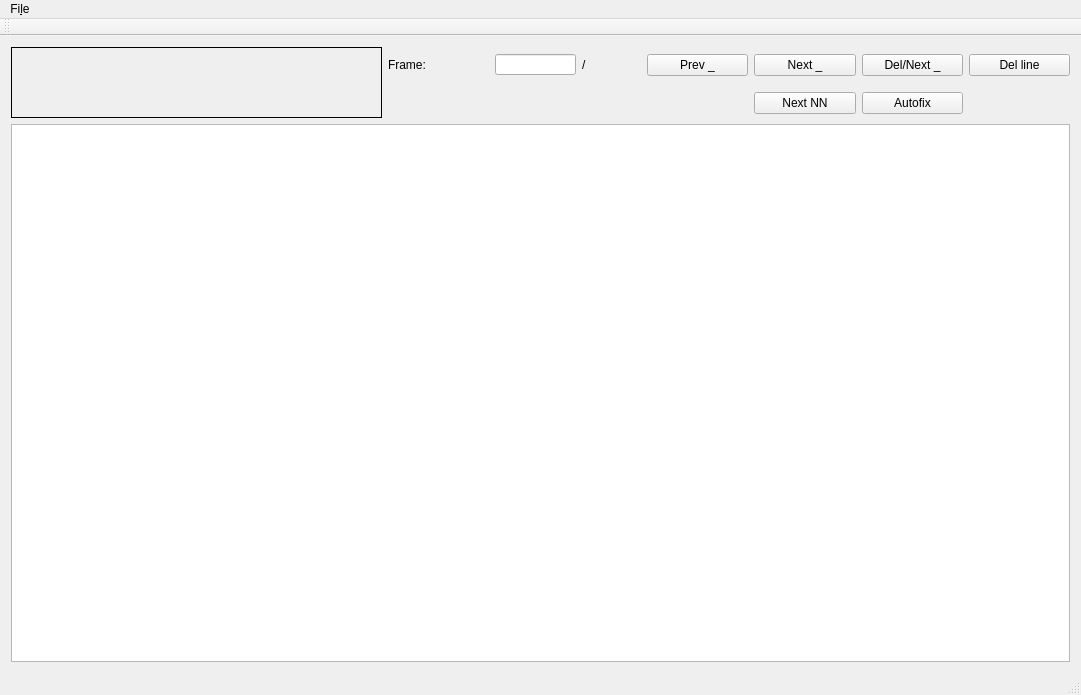
Old version of the form mainwindow.ui in the repository alesanmanoweb/SpaceXocr.
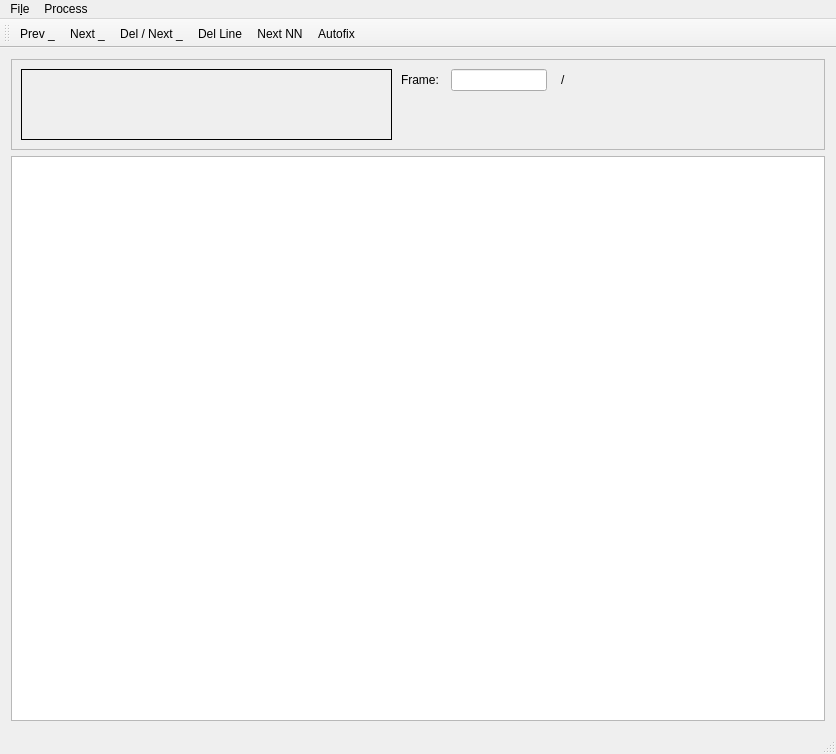
New version of the form. Custom widgets are drawn as their Qt base class.

Commit message: Converted push buttons into Qt Actions and enabled a layout manager

```diff
--- a/mainwindow.ui
+++ b/mainwindow.ui
@@ -6,8 +6,8 @@
    <rect>
     <x>0</x>
     <y>0</y>
-    <width>1081</width>
-    <height>695</height>
+    <width>836</width>
+    <height>754</height>
    </rect>
   </property>
   <property name="windowTitle">
@@ -15,113 +15,123 @@
   </property>
   <widget class="QWidget" name="centralWidget">
    <layout class="QGridLayout" name="gridLayout">
-    <item row="0" column="0" rowspan="2">
-     <widget class="QLabel" name="label">
+    <item row="0" column="0">
+     <widget class="QFrame" name="frame">
       <property name="minimumSize">
        <size>
-        <width>371</width>
-        <height>71</height>
-       </size>
-      </property>
-      <property name="maximumSize">
-       <size>
-        <width>371</width>
-        <height>71</height>
+        <width>661</width>
+        <height>91</height>
        </size>
       </property>
       <property name="frameShape">
-       <enum>QFrame::Box</enum>
+       <enum>QFrame::StyledPanel</enum>
       </property>
-      <property name="text">
-       <string/>
+      <property name="frameShadow">
+       <enum>QFrame::Raised</enum>
       </property>
-     </widget>
-    </item>
-    <item row="0" column="1">
      <widget class="QLabel" name="labelFrame">
+       <property name="geometry">
+        <rect>
+         <x>390</x>
+         <y>10</y>
+         <width>43</width>
+         <height>21</height>
+        </rect>
+       </property>
+       <property name="minimumSize">
+        <size>
+         <width>43</width>
+         <height>21</height>
+        </size>
+       </property>
+       <property name="maximumSize">
+        <size>
+         <width>43</width>
+         <height>21</height>
+        </size>
+       </property>
       <property name="text">
        <string>Frame:</string>
       </property>
      </widget>
-    </item>
-    <item row="0" column="2">
      <widget class="QLineEdit" name="textLineN">
+       <property name="geometry">
+        <rect>
+         <x>440</x>
+         <y>10</y>
+         <width>96</width>
+         <height>22</height>
+        </rect>
+       </property>
       <property name="minimumSize">
        <size>
-        <width>81</width>
-        <height>21</height>
+         <width>96</width>
+         <height>22</height>
        </size>
       </property>
       <property name="maximumSize">
        <size>
-        <width>81</width>
-        <height>21</height>
+         <width>96</width>
+         <height>22</height>
        </size>
       </property>
      </widget>
-    </item>
-    <item row="0" column="3">
      <widget class="QLabel" name="labelTotFrames">
+       <property name="geometry">
+        <rect>
+         <x>550</x>
+         <y>10</y>
+         <width>96</width>
+         <height>22</height>
+        </rect>
+       </property>
       <property name="minimumSize">
        <size>
-        <width>59</width>
-        <height>18</height>
+         <width>96</width>
+         <height>22</height>
        </size>
       </property>
       <property name="maximumSize">
        <size>
-        <width>59</width>
-        <height>18</height>
+         <width>96</width>
+         <height>22</height>
        </size>
       </property>
       <property name="text">
        <string>/</string>
       </property>
      </widget>
-    </item>
-    <item row="0" column="4">
-     <widget class="QPushButton" name="btPrev">
-      <property name="text">
-       <string>Prev _</string>
-      </property>
-     </widget>
-    </item>
-    <item row="0" column="5">
-     <widget class="QPushButton" name="btNext">
-      <property name="text">
-       <string>Next _</string>
-      </property>
-     </widget>
-    </item>
-    <item row="0" column="6">
-     <widget class="QPushButton" name="btDelNext">
-      <property name="text">
-       <string>Del/Next _</string>
-      </property>
-     </widget>
-    </item>
-    <item row="0" column="7">
-     <widget class="QPushButton" name="btDelLine">
-      <property name="text">
-       <string>Del line</string>
-      </property>
-     </widget>
-    </item>
-    <item row="1" column="5">
-     <widget class="QPushButton" name="btNextNN">
+      <widget class="QLabel" name="label">
+       <property name="geometry">
+        <rect>
+         <x>10</x>
+         <y>10</y>
+         <width>371</width>
+         <height>71</height>
+        </rect>
+       </property>
+       <property name="minimumSize">
+        <size>
+         <width>371</width>
+         <height>71</height>
+        </size>
+       </property>
+       <property name="maximumSize">
+        <size>
+         <width>371</width>
+         <height>71</height>
+        </size>
+       </property>
+       <property name="frameShape">
+        <enum>QFrame::Box</enum>
+       </property>
       <property name="text">
-       <string>Next NN</string>
-      </property>
-     </widget>
-    </item>
-    <item row="1" column="6">
-     <widget class="QPushButton" name="btAutoFix">
-      <property name="text">
-       <string>Autofix</string>
-      </property>
+        <string/>
+       </property>
+      </widget>
      </widget>
     </item>
-    <item row="2" column="0" colspan="8">
+    <item row="1" column="0">
      <widget class="SXOQPlainText" name="plainTextEdit">
       <property name="overwriteMode">
        <bool>false</bool>
@@ -138,7 +148,7 @@
     <rect>
      <x>0</x>
      <y>0</y>
-     <width>1081</width>
+     <width>836</width>
      <height>30</height>
     </rect>
    </property>
@@ -150,7 +160,19 @@
     <addaction name="actionSave"/>
     <addaction name="actionQuit"/>
    </widget>
+   <widget class="QMenu" name="menuProcess">
+    <property name="title">
+     <string>Process</string>
+    </property>
+    <addaction name="actionPrev"/>
+    <addaction name="actionNext"/>
+    <addaction name="actionDel_Next"/>
+    <addaction name="actionDel_Line"/>
+    <addaction name="actionNext_NN"/>
+    <addaction name="actionAutofix"/>
+   </widget>
    <addaction name="menuFile"/>
+   <addaction name="menuProcess"/>
   </widget>
   <widget class="QToolBar" name="mainToolBar">
    <attribute name="toolBarArea">
@@ -159,6 +181,12 @@
    <attribute name="toolBarBreak">
     <bool>false</bool>
    </attribute>
+   <addaction name="actionPrev"/>
+   <addaction name="actionNext"/>
+   <addaction name="actionDel_Next"/>
+   <addaction name="actionDel_Line"/>
+   <addaction name="actionNext_NN"/>
+   <addaction name="actionAutofix"/>
   </widget>
   <widget class="QStatusBar" name="statusBar"/>
   <action name="actionOpen">
@@ -176,6 +204,41 @@
     <string>&amp;Quit</string>
    </property>
   </action>
+  <action name="actionExport">
+   <property name="text">
+    <string>Export</string>
+   </property>
+  </action>
+  <action name="actionPrev">
+   <property name="text">
+    <string>Prev _</string>
+   </property>
+  </action>
+  <action name="actionNext">
+   <property name="text">
+    <string>Next _</string>
+   </property>
+  </action>
+  <action name="actionDel_Next">
+   <property name="text">
+    <string>Del / Next _</string>
+   </property>
+  </action>
+  <action name="actionDel_Line">
+   <property name="text">
+    <string>Del Line</string>
+   </property>
+  </action>
+  <action name="actionNext_NN">
+   <property name="text">
+    <string>Next NN</string>
+   </property>
+  </action>
+  <action name="actionAutofix">
+   <property name="text">
+    <string>Autofix</string>
+   </property>
+  </action>
  </widget>
  <layoutdefault spacing="6" margin="11"/>
  <customwidgets>
```
Left out of the diff: 2 changed lines with no effect on the pictures. Lines whose indentation alone changed are shown as unchanged. The commit also changes 2 other files.
